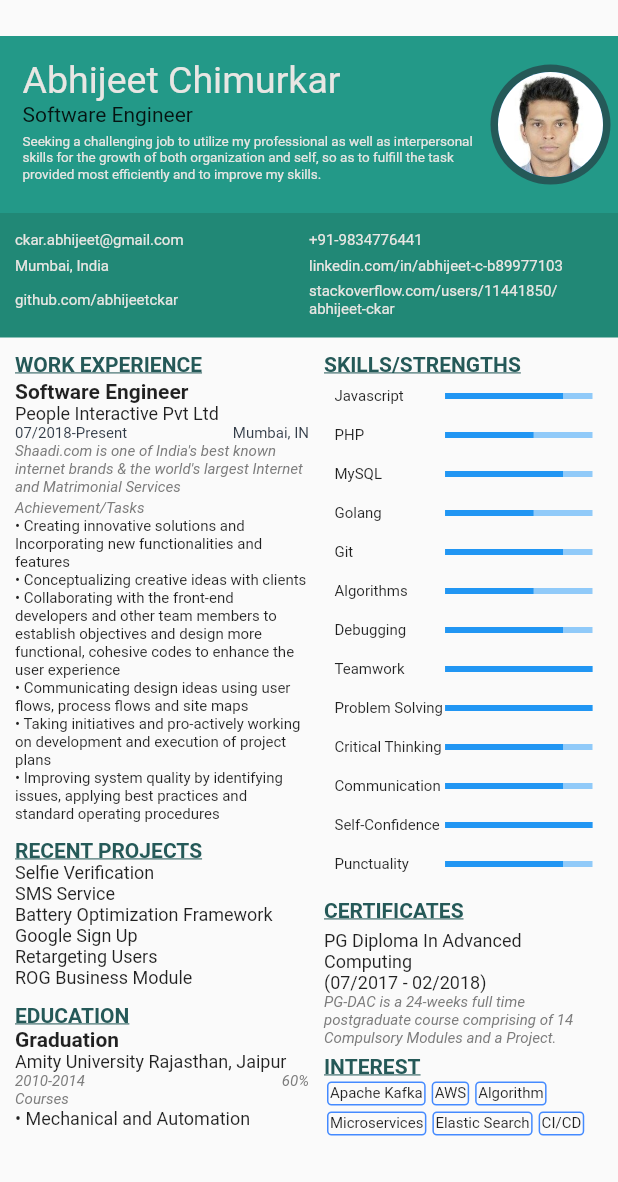
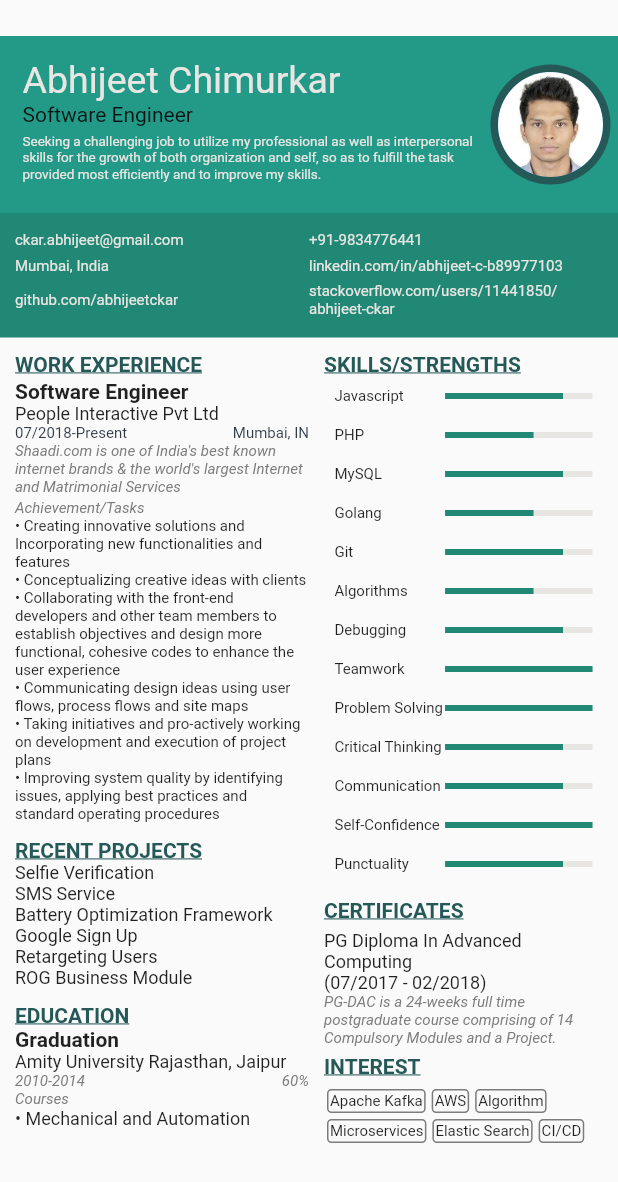
Before and after one commit to abhijeetckar/my_resume, a Flutter app: the screen it shows after launch, on a phone screen of 412 x 824 dp. Shown: the top 1182 px of the screen. Run offline on Flutter 3.47's test engine with Material 2 defaults, Android fonts, the phone set to English and light mode, and no system bars.

Commit message:
CR changes

```diff
--- a/lib/main.dart
+++ b/lib/main.dart
@@ -7,6 +7,8 @@ void main() => runApp(MaterialApp(
 
 const darkCyan = Color.fromRGBO(37, 89, 88, 1);
 const whiteColor = Color.fromRGBO(232, 230, 227, 1);
+const darkGreen = Color.fromRGBO(33, 136, 118, 1);
+const lightGrey = Color.fromRGBO(124, 124, 124, 1);
 
 class ProfilePage extends StatelessWidget {
   @override
@@ -65,7 +67,7 @@ class ProfilePage extends StatelessWidget {
             ),
             Container(
               padding: EdgeInsets.all(10.0),
-              color: Color.fromRGBO(33, 136, 118, 1),
+              color: darkGreen,
               child: Column(
                 children: <Widget>[
                   Row(
@@ -209,6 +211,7 @@ class ProfilePage extends StatelessWidget {
                               crossAxisAlignment: CrossAxisAlignment.start,
                               children: <Widget>[
                                 _buildSectionHeader('Interest'),
+                                SizedBox(height: 5),
                                 Row(
                                   children: <Widget>[
                                     _buildInterestBox('Apache Kafka'),
@@ -258,6 +261,8 @@ Container _buildSkillRow(String skill, double level) {
         Expanded(
           flex: 4,
           child: LinearProgressIndicator(
+            valueColor: AlwaysStoppedAnimation<Color>(darkGreen),
+            backgroundColor: whiteColor,
             value: level,
           ),
         ),
@@ -305,7 +310,7 @@ Container _buildInterestBox(String interest){
     margin: const EdgeInsets.all(2.0),
     padding: const EdgeInsets.all(1.0),
     decoration: BoxDecoration(
-      border: Border.all(color: Colors.blueAccent),
+      border: Border.all(color: lightGrey),
       borderRadius: BorderRadius.all(
         Radius.circular(3.0),
       ),
@@ -352,9 +357,9 @@ Text _buildSectionDescription(String text){
   return Text(
     text,
     style: TextStyle(
-        fontSize: 10,
-        fontStyle: FontStyle.italic,
-        color: Color.fromRGBO(124, 124, 124, 1)
+      fontSize: 10,
+      fontStyle: FontStyle.italic,
+      color: lightGrey,
     ),
   );
 }
```
